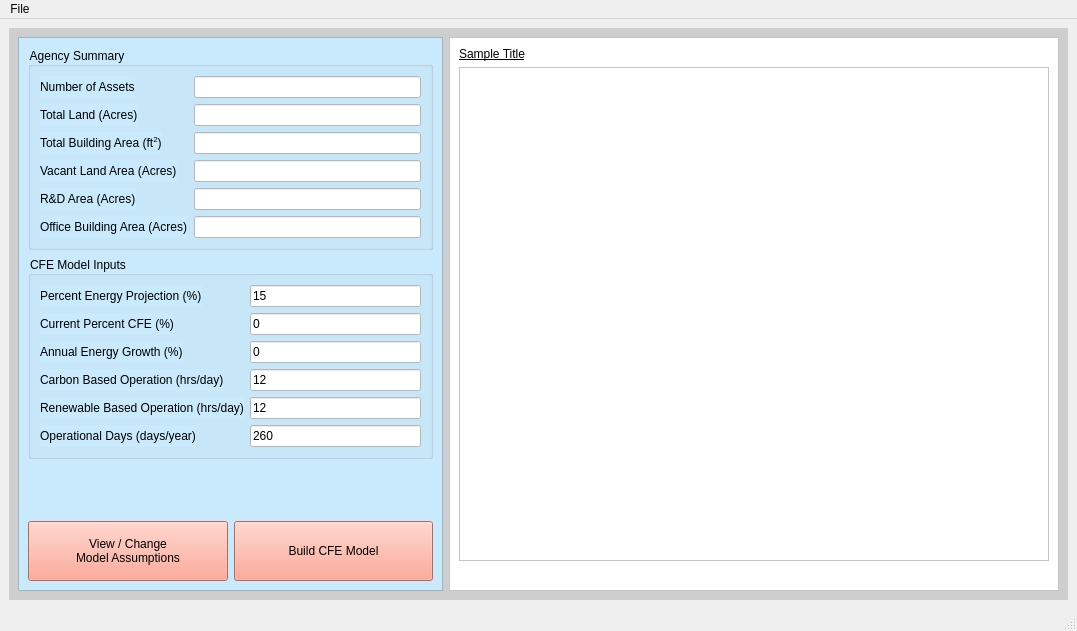
Qt form cfe_model.ui (Alex-McVey/CFE_Model) before a commit.
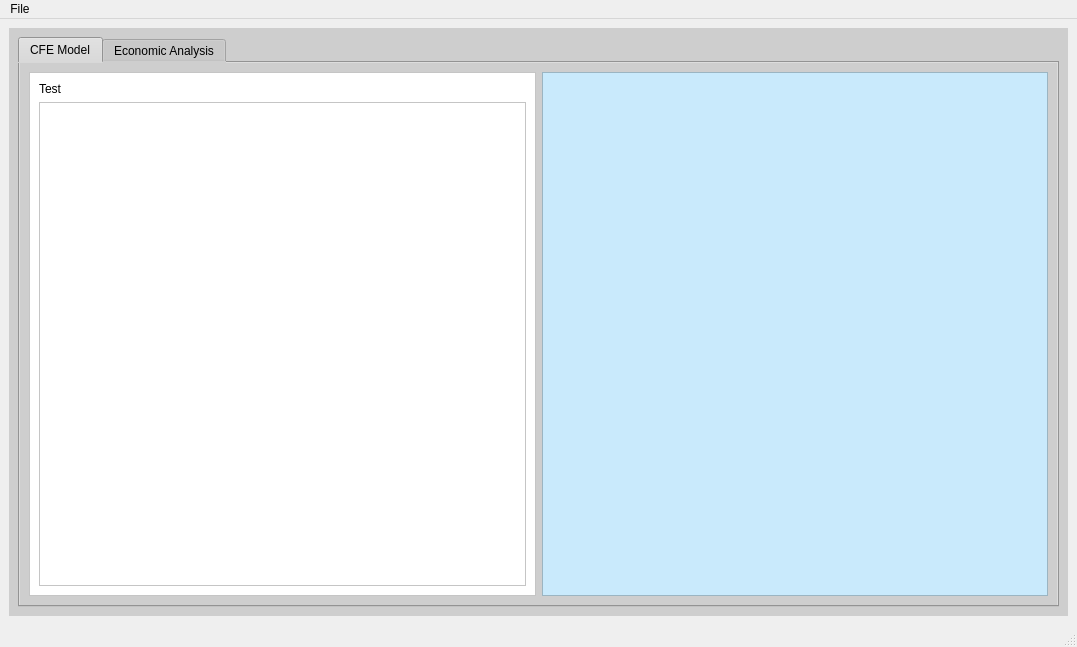
The same form after that commit. Icons and pictures are not drawn.

Commit message: finished through agency cfe-model from excel, next is populate the output tables and graphs

The edit to the form file:
```diff
--- a/cfe_model.ui
+++ b/cfe_model.ui
@@ -7,7 +7,7 @@
     <x>0</x>
     <y>0</y>
     <width>1077</width>
-    <height>631</height>
+    <height>647</height>
    </rect>
   </property>
   <property name="windowTitle">
@@ -21,7 +21,7 @@
        <string notr="true">background-color: rgb(206, 206, 206);</string>
       </property>
       <property name="currentIndex">
-       <number>1</number>
+       <number>2</number>
       </property>
       <widget class="QWidget" name="landing_page">
        <layout class="QHBoxLayout" name="horizontalLayout">
@@ -761,7 +761,7 @@
              <x>0</x>
              <y>0</y>
              <width>608</width>
-             <height>550</height>
+             <height>566</height>
             </rect>
            </property>
            <layout class="QVBoxLayout" name="verticalLayout_7">
@@ -798,6 +798,92 @@
         </item>
        </layout>
       </widget>
+      <widget class="QWidget" name="cfe_output_page">
+       <layout class="QVBoxLayout" name="verticalLayout_5">
+        <item>
+         <widget class="QTabWidget" name="tabWidget">
+          <property name="currentIndex">
+           <number>0</number>
+          </property>
+          <widget class="QWidget" name="cfe_output_tab">
+           <attribute name="title">
+            <string>CFE Model</string>
+           </attribute>
+           <layout class="QHBoxLayout" name="horizontalLayout_4">
+            <item>
+             <widget class="QFrame" name="cfe_summary_frame">
+              <property name="styleSheet">
+               <string notr="true">background-color: rgb(255, 255, 255);</string>
+              </property>
+              <property name="frameShape">
+               <enum>QFrame::StyledPanel</enum>
+              </property>
+              <property name="frameShadow">
+               <enum>QFrame::Raised</enum>
+              </property>
+              <layout class="QVBoxLayout" name="verticalLayout_12">
+               <item>
+                <widget class="QLabel" name="cfe_output_agency_label">
+                 <property name="styleSheet">
+                  <string notr="true">font: 700 20pt &quot;Segoe UI&quot;;</string>
+                 </property>
+                 <property name="text">
+                  <string>Test</string>
+                 </property>
+                </widget>
+               </item>
+               <item>
+                <widget class="QTableWidget" name="cfe_output_tableWidget">
+                 <property name="styleSheet">
+                  <string notr="true">font: 16pt &quot;Segoe UI&quot;;</string>
+                 </property>
+                </widget>
+               </item>
+              </layout>
+             </widget>
+            </item>
+            <item>
+             <widget class="QFrame" name="cfe_barchrt_frame">
+              <property name="styleSheet">
+               <string notr="true">background-color: rgb(201, 234, 252);</string>
+              </property>
+              <property name="frameShape">
+               <enum>QFrame::StyledPanel</enum>
+              </property>
+              <property name="frameShadow">
+               <enum>QFrame::Raised</enum>
+              </property>
+              <layout class="QVBoxLayout" name="verticalLayout_11">
+               <item>
+                <layout class="QVBoxLayout" name="cfe_barchrt_layout"/>
+               </item>
+               <item>
+                <spacer name="horizontalSpacer_2">
+                 <property name="orientation">
+                  <enum>Qt::Horizontal</enum>
+                 </property>
+                 <property name="sizeHint" stdset="0">
+                  <size>
+                   <width>40</width>
+                   <height>1</height>
+                  </size>
+                 </property>
+                </spacer>
+               </item>
+              </layout>
+             </widget>
+            </item>
+           </layout>
+          </widget>
+          <widget class="QWidget" name="econ_tab">
+           <attribute name="title">
+            <string>Economic Analysis</string>
+           </attribute>
+          </widget>
+         </widget>
+        </item>
+       </layout>
+      </widget>
      </widget>
     </item>
    </layout>
```
Left out of the diff: 2 changed lines with no effect on the pictures. The commit also changes 3 other files.
